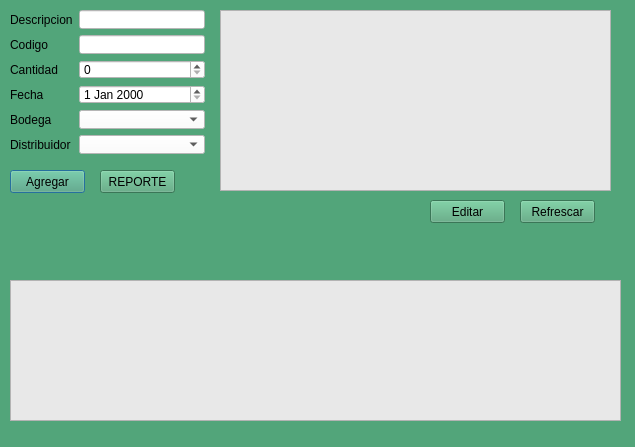
The window that Proyecto P2/UI/pedido.ui (piedrachin/proyecto) describes before a commit, drawn with Qt 5.
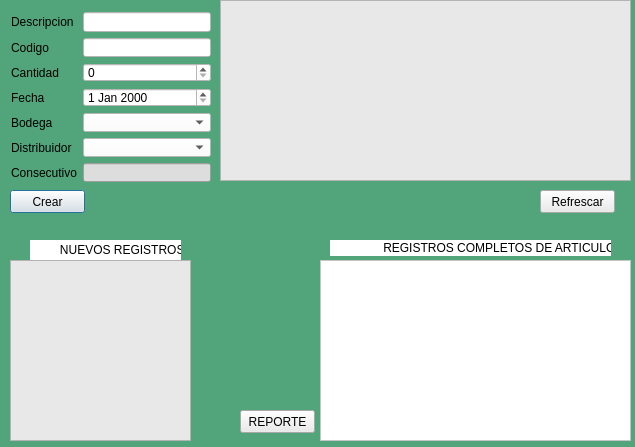
The same window after the commit.

The edit to the form file:
```diff
--- a/Proyecto P2/UI/pedido.ui
+++ b/Proyecto P2/UI/pedido.ui
@@ -21,37 +21,30 @@
    <property name="geometry">
     <rect>
      <x>10</x>
-     <y>170</y>
+     <y>190</y>
      <width>75</width>
      <height>23</height>
     </rect>
    </property>
-   <property name="text">
-    <string>Agregar</string>
+   <property name="styleSheet">
+    <string notr="true">background-color: rgb(235, 235, 235);</string>
    </property>
-  </widget>
-  <widget class="QPushButton" name="btn_editar_tabla">
-   <property name="geometry">
-    <rect>
-     <x>430</x>
-     <y>200</y>
-     <width>75</width>
-     <height>23</height>
-    </rect>
-   </property>
    <property name="text">
-    <string>Editar</string>
+    <string>Crear</string>
    </property>
   </widget>
   <widget class="QPushButton" name="btn_abrir_reporte">
    <property name="geometry">
     <rect>
-     <x>100</x>
-     <y>170</y>
+     <x>240</x>
+     <y>410</y>
      <width>75</width>
      <height>23</height>
     </rect>
    </property>
+   <property name="styleSheet">
+    <string notr="true">background-color: rgb(235, 235, 235);</string>
+   </property>
    <property name="text">
     <string>REPORTE</string>
    </property>
@@ -60,8 +53,8 @@
    <property name="geometry">
     <rect>
      <x>220</x>
-     <y>10</y>
-     <width>391</width>
+     <y>0</y>
+     <width>411</width>
      <height>181</height>
     </rect>
    </property>
@@ -73,12 +66,15 @@
   <widget class="QPushButton" name="btn_refrescar_vent">
    <property name="geometry">
     <rect>
-     <x>520</x>
-     <y>200</y>
+     <x>540</x>
+     <y>190</y>
      <width>75</width>
      <height>23</height>
     </rect>
    </property>
+   <property name="styleSheet">
+    <string notr="true">background-color: rgb(235, 235, 235);</string>
+   </property>
    <property name="text">
     <string>Refrescar</string>
    </property>
@@ -87,22 +83,22 @@
    <property name="geometry">
     <rect>
      <x>10</x>
-     <y>280</y>
-     <width>611</width>
-     <height>141</height>
+     <y>260</y>
+     <width>181</width>
+     <height>181</height>
     </rect>
    </property>
    <property name="styleSheet">
     <string notr="true">background-color: rgb(232, 232, 232);</string>
    </property>
   </widget>
-  <widget class="QWidget" name="">
+  <widget class="QWidget" name="layoutWidget">
    <property name="geometry">
     <rect>
-     <x>10</x>
-     <y>10</y>
-     <width>195</width>
-     <height>144</height>
+     <x>11</x>
+     <y>12</y>
+     <width>200</width>
+     <height>170</height>
     </rect>
    </property>
    <layout class="QGridLayout" name="gridLayout">
@@ -198,20 +194,69 @@
       </property>
      </widget>
     </item>
+    <item row="6" column="0">
+     <widget class="QLabel" name="label_7">
+      <property name="text">
+       <string>Consecutivo</string>
+      </property>
+     </widget>
+    </item>
+    <item row="6" column="1">
+     <widget class="QLineEdit" name="txt_consecutivo">
+      <property name="styleSheet">
+       <string notr="true">background-color: rgb(221, 221, 221);</string>
+      </property>
+     </widget>
+    </item>
    </layout>
   </widget>
-  <zorder>cmbox_distribuidor</zorder>
-  <zorder>label</zorder>
-  <zorder>label_2</zorder>
-  <zorder>cmbox_bodegas</zorder>
-  <zorder>txt_nombre_art</zorder>
-  <zorder>txt_codigo_art</zorder>
-  <zorder>spBox_cantidad</zorder>
-  <zorder>dateEdit</zorder>
-  <zorder>label_3</zorder>
-  <zorder>label_5</zorder>
-  <zorder>label_6</zorder>
-  <zorder>label_4</zorder>
+  <widget class="QTextEdit" name="textEdit_reportes">
+   <property name="geometry">
+    <rect>
+     <x>320</x>
+     <y>260</y>
+     <width>311</width>
+     <height>181</height>
+    </rect>
+   </property>
+   <property name="styleSheet">
+    <string notr="true">background-color: rgb(255, 255, 255);</string>
+   </property>
+  </widget>
+  <widget class="QLabel" name="label_8">
+   <property name="geometry">
+    <rect>
+     <x>30</x>
+     <y>240</y>
+     <width>151</width>
+     <height>20</height>
+    </rect>
+   </property>
+   <property name="styleSheet">
+    <string notr="true">background-color: rgb(255, 255, 255);</string>
+   </property>
+   <property name="text">
+    <string>         NUEVOS REGISTROS </string>
+   </property>
+  </widget>
+  <widget class="QLabel" name="label_9">
+   <property name="geometry">
+    <rect>
+     <x>330</x>
+     <y>240</y>
+     <width>281</width>
+     <height>16</height>
+    </rect>
+   </property>
+   <property name="styleSheet">
+    <string notr="true">
+background-color: rgb(255, 255, 255);</string>
+   </property>
+   <property name="text">
+    <string>                REGISTROS COMPLETOS DE ARTICULOS</string>
+   </property>
+  </widget>
+  <zorder>layoutWidget</zorder>
   <zorder>btn_agregar_tabla</zorder>
   <zorder>btn_editar_tabla</zorder>
   <zorder>btn_abrir_reporte</zorder>
```
Left out of the diff: 4 changed lines with no effect on the pictures.
